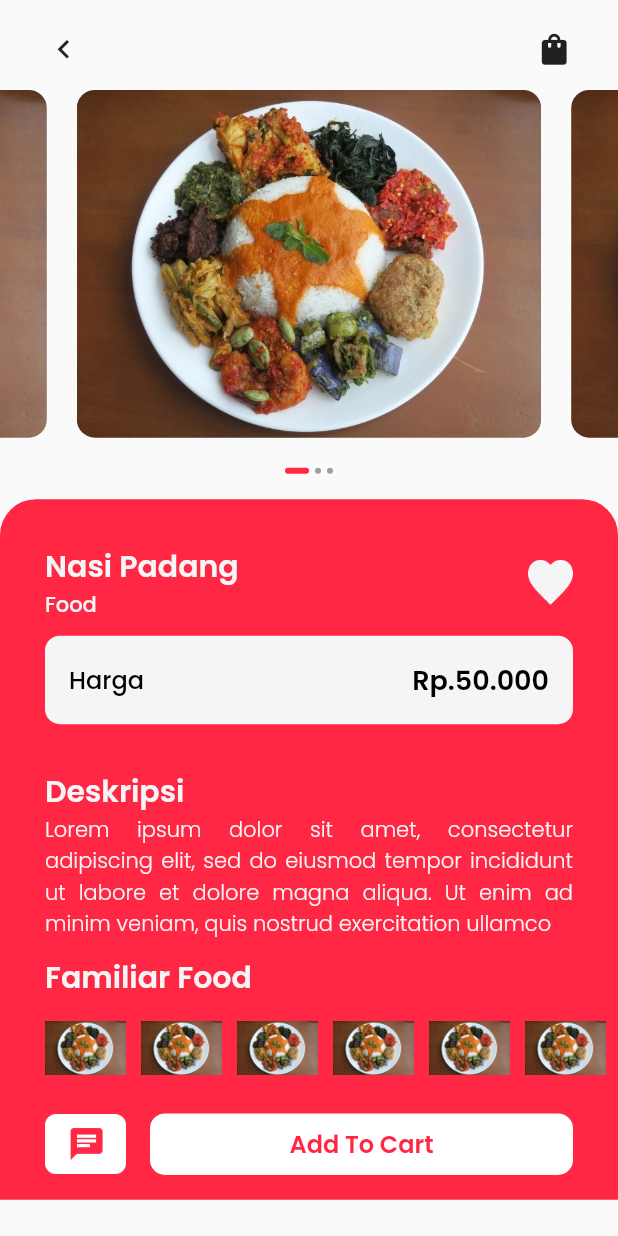
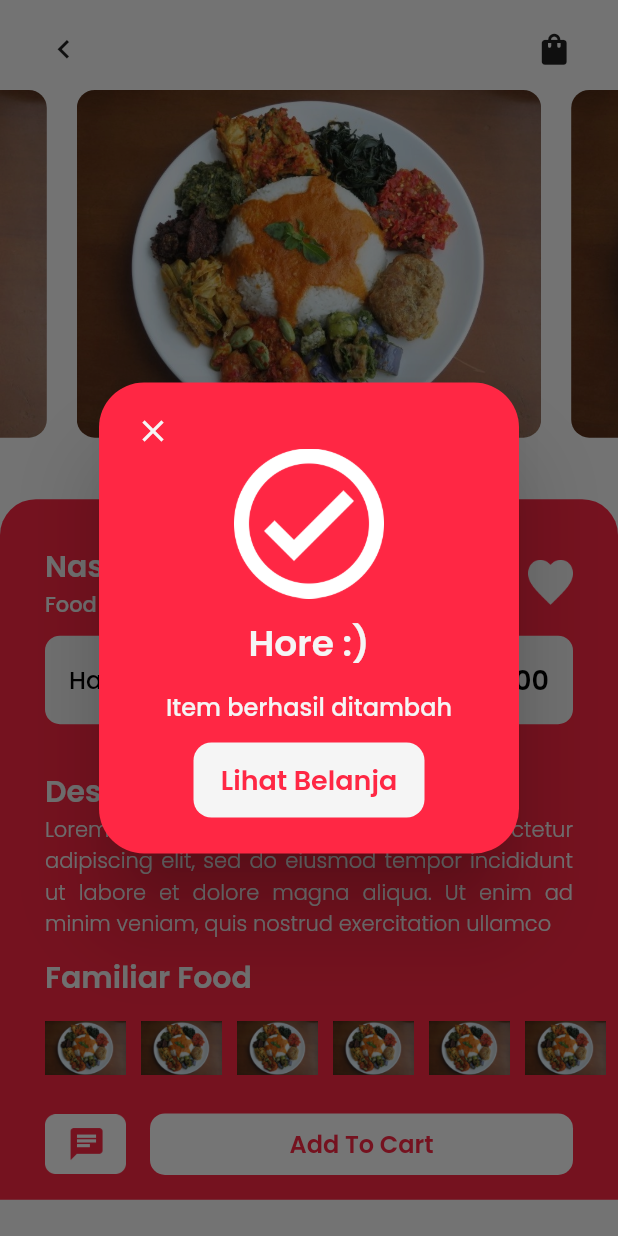
Before and after one commit to LukmanHadi07/goterno_application, a Flutter app: the ProductPage screen opened by its route, after a tap on "Add To Cart", on a phone screen of 412 x 824 dp. Run offline on Flutter 3.47's test engine with Material 2 defaults, Android fonts, the phone set to English and light mode, and no system bars; drawn by our look-alikes of carousel_slider; our stand-ins replace google_fonts.

Commit message:
15/06/2023

```diff
--- a/lib/assets.dart
+++ b/lib/assets.dart
@@ -29,10 +29,12 @@ class AssetsImages {
   static const iconYourAddresPng = 'assets/images/icon_your_addres.png';
   static const logoGoternoPng = 'assets/images/logo_goterno.png';
   static const logoutPng = 'assets/images/logout.png';
+  static const loveDynamisPng = 'assets/images/love_dynamis.png';
   static const loveWhitePng = 'assets/images/love_white.png';
   static const minPng = 'assets/images/min.png';
   static const nasipadangWebp = 'assets/images/nasipadang.webp';
   static const profileIconChatPng = 'assets/images/profile_icon_chat.png';
+  static const succesPng = 'assets/images/succes.png';
   static const tambahPng = 'assets/images/tambah.png';
   static const teleponPng = 'assets/images/telepon.png';
   static const tombolPng = 'assets/images/tombol.png';
--- a/lib/pages/home/main_page.dart
+++ b/lib/pages/home/main_page.dart
@@ -21,7 +21,9 @@ class _MainPageState extends State<MainPage> {
     Widget cartButton() {
       return FloatingActionButton(
         backgroundColor: redColor,
-        onPressed: () {},
+        onPressed: () {
+          Navigator.pushNamed(context, '/cart-page');
+        },
         child: Image.asset(
           'assets/images/icon_cart_navigation_bar.png',
           width: 25,
--- a/lib/pages/product_page.dart
+++ b/lib/pages/product_page.dart
@@ -29,9 +29,77 @@ class _ProductPageState extends State<ProductPage> {
   ];
 
   int currentIndex = 0;
+  bool isWisLisht = false;
 
   @override
   Widget build(BuildContext context) {
+    Future<void> showSuccesDialog() async {
+      return showDialog(
+          context: context,
+          builder: (BuildContext context) => SizedBox(
+                width: MediaQuery.of(context).size.width - (2 * defaultMargin),
+                child: AlertDialog(
+                  backgroundColor: redColor,
+                  shape: RoundedRectangleBorder(
+                      borderRadius: BorderRadius.circular(30)),
+                  content: SingleChildScrollView(
+                      child: Column(
+                    children: [
+                      Align(
+                        alignment: Alignment.topLeft,
+                        child: GestureDetector(
+                          onTap: () {
+                            Navigator.pop(context);
+                          },
+                          child: const Icon(
+                            Icons.close,
+                            color: whiteColor,
+                          ),
+                        ),
+                      ),
+                      Image.asset(
+                        'assets/images/succes.png',
+                        width: 100,
+                      ),
+                      const SizedBox(
+                        height: 12,
+                      ),
+                      Text(
+                        'Hore :)',
+                        style: whiteTextStyle.copyWith(
+                            fontSize: 24, fontWeight: semibold),
+                      ),
+                      const SizedBox(
+                        height: 12,
+                      ),
+                      Text(
+                        'Item berhasil ditambah',
+                        style: whiteTextStyle.copyWith(
+                            fontSize: 16, fontWeight: medium),
+                      ),
+                      const SizedBox(
+                        height: 12,
+                      ),
+                      Container(
+                        width: 154,
+                        height: 50,
+                        decoration: BoxDecoration(
+                            borderRadius: BorderRadius.circular(12),
+                            color: whiteColor),
+                        child: TextButton(
+                            onPressed: () {},
+                            child: Text(
+                              'Lihat Belanja',
+                              style: redTextStyle.copyWith(
+                                  fontSize: 18, fontWeight: semibold),
+                            )),
+                      )
+                    ],
+                  )),
+                ),
+              ));
+    }
+
     Widget indicator(int index) {
       return Container(
         margin: const EdgeInsets.symmetric(horizontal: 2),
@@ -162,9 +230,35 @@ class _ProductPageState extends State<ProductPage> {
                       )
                     ],
                   )),
-                  Image.asset(
-                    'assets/images/love_white.png',
-                    width: 30,
+                  GestureDetector(
+                    onTap: () {
+                      setState(() {
+                        isWisLisht = !isWisLisht;
+                      });
+                      if (!isWisLisht) {
+                        ScaffoldMessenger.of(context).showSnackBar(SnackBar(
+                            backgroundColor: whiteColor,
+                            content: Text(
+                              'telah dihapus ke daftar keinginan',
+                              textAlign: TextAlign.center,
+                              style: redTextStyle.copyWith(fontSize: 14),
+                            )));
+                      } else {
+                        ScaffoldMessenger.of(context).showSnackBar(SnackBar(
+                            backgroundColor: whiteColor,
+                            content: Text(
+                              'telah ditambahkan ke daftar keinginan',
+                              textAlign: TextAlign.center,
+                              style: redTextStyle.copyWith(fontSize: 14),
+                            )));
+                      }
+                    },
+                    child: Image.asset(
+                      isWisLisht
+                          ? 'assets/images/love_dynamis.png'
+                          : 'assets/images/love_white.png',
+                      width: 30,
+                    ),
                   )
                 ],
               ),
@@ -269,7 +363,9 @@ class _ProductPageState extends State<ProductPage> {
               child: Row(
                 children: [
                   GestureDetector(
-                    onTap: () {},
+                    onTap: () {
+                      Navigator.pushNamed(context, '/detail_chat');
+                    },
                     child: Container(
                       width: 54,
                       height: 54,
@@ -284,7 +380,9 @@ class _ProductPageState extends State<ProductPage> {
                   ),
                   Expanded(
                     child: GestureDetector(
-                      onTap: () {},
+                      onTap: () {
+                        showSuccesDialog();
+                      },
                       child: Container(
                         height: 41,
                         decoration: BoxDecoration(
```
Also changed, not shown: lib/main.dart (+7 -2 lines), lib/pages/cart_page.dart (added, +74 -0 lines), assets/images/love_dynamis.png (added), assets/images/succes.png (added), 1 other file.
